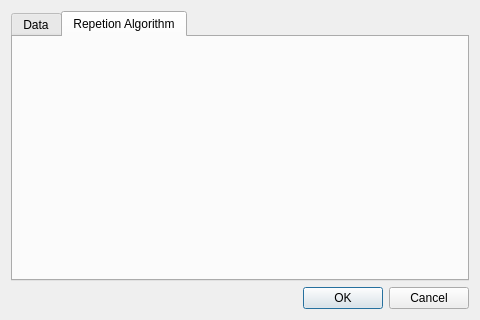
The window that HaiBeiDanCi/preferencesdialog.ui (HuangHuafeng/repeat) describes before a commit, drawn with Qt 5.
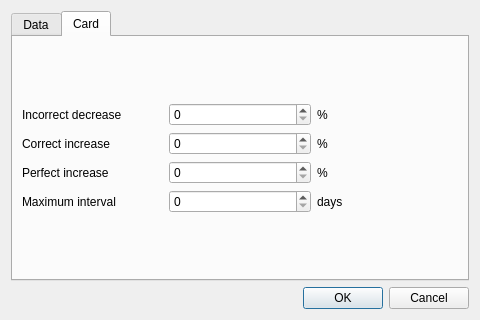
The same window after the commit. The open tabs and pages were chosen to show the change.

What changed in the file:
```diff
--- a/HaiBeiDanCi/preferencesdialog.ui
+++ b/HaiBeiDanCi/preferencesdialog.ui
@@ -56,11 +56,80 @@
      </widget>
      <widget class="QWidget" name="tab_2">
       <attribute name="title">
-       <string>Repetion Algorithm</string>
+       <string>Card</string>
       </attribute>
       <layout class="QVBoxLayout" name="verticalLayout">
        <item>
-        <widget class="QWidget" name="widget_2" native="true"/>
+        <layout class="QGridLayout" name="gridLayout_2">
+         <item row="1" column="2">
+          <widget class="QLabel" name="label_7">
+           <property name="text">
+            <string>%</string>
+           </property>
+          </widget>
+         </item>
+         <item row="2" column="2">
+          <widget class="QLabel" name="label_5">
+           <property name="text">
+            <string>%</string>
+           </property>
+          </widget>
+         </item>
+         <item row="3" column="1">
+          <widget class="QSpinBox" name="spinBox"/>
+         </item>
+         <item row="1" column="1">
+          <widget class="QSpinBox" name="spinBox_3"/>
+         </item>
+         <item row="2" column="0">
+          <widget class="QLabel" name="label_4">
+           <property name="text">
+            <string>Perfect increase</string>
+           </property>
+          </widget>
+         </item>
+         <item row="3" column="0">
+          <widget class="QLabel" name="label_2">
+           <property name="text">
+            <string>Maximum interval</string>
+           </property>
+          </widget>
+         </item>
+         <item row="1" column="0">
+          <widget class="QLabel" name="label_6">
+           <property name="text">
+            <string>Correct increase</string>
+           </property>
+          </widget>
+         </item>
+         <item row="3" column="2">
+          <widget class="QLabel" name="label_3">
+           <property name="text">
+            <string>days</string>
+           </property>
+          </widget>
+         </item>
+         <item row="2" column="1">
+          <widget class="QSpinBox" name="spinBox_2"/>
+         </item>
+         <item row="0" column="0">
+          <widget class="QLabel" name="label_8">
+           <property name="text">
+            <string>Incorrect decrease</string>
+           </property>
+          </widget>
+         </item>
+         <item row="0" column="1">
+          <widget class="QSpinBox" name="spinBox_4"/>
+         </item>
+         <item row="0" column="2">
+          <widget class="QLabel" name="label_9">
+           <property name="text">
+            <string>%</string>
+           </property>
+          </widget>
+         </item>
+        </layout>
        </item>
       </layout>
      </widget>
```
